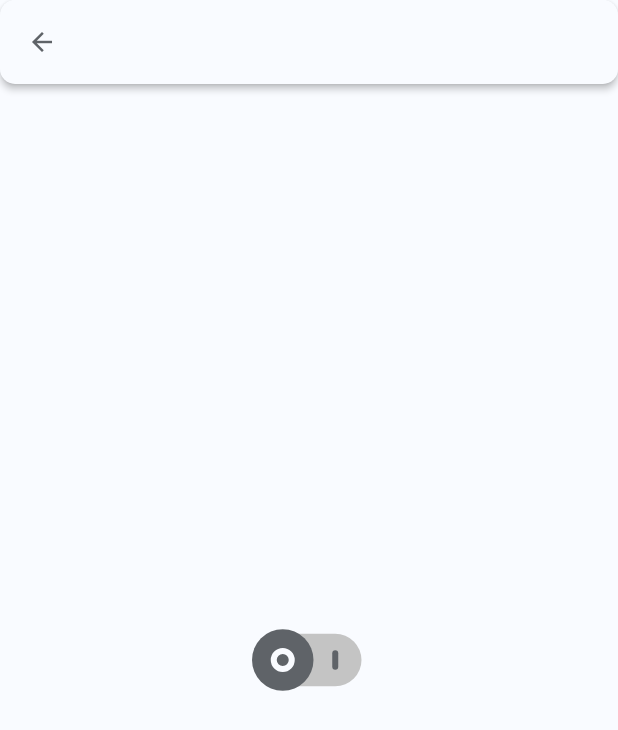
After one commit to GiacomoPignoni/flutter_ui_widgets, a Flutter app: the PopSwitchScreen screen opened by its route, on a phone screen of 412 x 824 dp. The commit adds this screen. Shown: the top 730 px of the screen. Run offline on Flutter 3.47's test engine with Material 2 defaults, Android fonts, the phone set to English and light mode, and no system bars; project files that could hold a hidden picture were left out.

Commit message:
Add 2 switch and gifs

```diff
--- a/lib/routes.dart
+++ b/lib/routes.dart
@@ -1,7 +1,11 @@
 import 'package:flutter_ui_widgets/home_screen.dart';
 import 'package:flutter_ui_widgets/widgets/line_segmented_selector/line_segmented_selector_screen.dart';
+import 'package:flutter_ui_widgets/widgets/minimalist_switch/minimalist_switch_screen.dart';
+import 'package:flutter_ui_widgets/widgets/pop_switch/pop_switch_screen.dart';
 
 final routes = {
   HomeScreen.path: (_) => const HomeScreen(),
-  LineSegmentedSelectorScreen.path: (_) => const LineSegmentedSelectorScreen()
+  LineSegmentedSelectorScreen.path: (_) => const LineSegmentedSelectorScreen(),
+  MinimalistSwitchScreen.path: (_) => const MinimalistSwitchScreen(),
+  PopSwitchScreen.path: (_) => const PopSwitchScreen()
 };
--- /dev/null
+++ b/lib/widgets/pop_switch/pop_switch.dart
@@ -0,0 +1,173 @@
+import 'dart:ui';
+import 'package:flutter/material.dart';
+
+class PopSwitch extends StatefulWidget {
+  final bool checked;
+  final void Function(bool newValue) onCheckedChange;
+
+  const PopSwitch({
+    required this.checked,
+    required this.onCheckedChange,
+    Key? key
+  }) : super(key: key);
+
+  @override
+  State<PopSwitch> createState() => _PopSwitchState();
+}
+
+class _PopSwitchState extends State<PopSwitch> with SingleTickerProviderStateMixin {
+  late final _animationController = AnimationController(
+    vsync: this,
+    duration: const Duration(milliseconds: 500),
+  );
+
+  late final _firstHalfAnimation = CurvedAnimation(
+    curve: Curves.easeInQuart,
+    reverseCurve: Curves.elasticIn,
+    parent: TweenSequence<double>([
+      TweenSequenceItem(
+        tween: Tween(begin: 0.0, end: 1.0),
+        weight: 50,
+      ),
+      TweenSequenceItem(
+        tween: ConstantTween(1),
+        weight: 50,
+      )
+    ]).animate(_animationController)
+  );
+
+  late final _secondHalfAnimation = CurvedAnimation(
+    curve: Curves.elasticOut,
+    reverseCurve: Curves.easeOutQuart,
+    parent: TweenSequence<double>([
+      TweenSequenceItem(
+        tween: ConstantTween(0),
+        weight: 50,
+      ),
+      TweenSequenceItem(
+        tween: Tween(begin: 0.0, end: 1.0),
+        weight: 50,
+      )
+    ]).animate(_animationController),
+  );
+
+  @override
+  void didUpdateWidget(PopSwitch oldWidget) {
+    if(widget.checked != oldWidget.checked) {
+      _animateToValue(widget.checked);
+    }
+
+    super.didUpdateWidget(oldWidget);
+  }
+
+  @override
+  void dispose() {
+    _animationController.dispose();
+    _firstHalfAnimation.dispose();
+    _secondHalfAnimation.dispose();
+    super.dispose();
+  }
+
+  @override
+  Widget build(BuildContext context) {
+    final theme = Theme.of(context);
+
+    return MouseRegion(
+      cursor: SystemMouseCursors.click,
+      child: GestureDetector(
+        onTap: () {
+          widget.onCheckedChange(!widget.checked);
+        },
+        child: AnimatedBuilder(
+          animation: _animationController,
+          builder: (context, child) {
+            return CustomPaint(
+              foregroundPainter: _AnimatedSwitchCustomPainter(
+                color: theme.colorScheme.primary,
+                overflow: 3,
+                onColor: theme.colorScheme.onPrimary,
+                offColor: theme.colorScheme.onSecondary,
+                firstHalfAnimProgress: _firstHalfAnimation.value,
+                secondHalfAnimProgress: _secondHalfAnimation.value,
+              ),
+              child: child
+            );
+          },
+          child: Container(
+            width: 70,
+            height: 35,
+            decoration: BoxDecoration(
+              color: theme.colorScheme.secondary,
+              borderRadius: BorderRadius.circular(20)
+            ),
+          ),
+        ),
+      ),
+    );
+  }
+
+  void _animateToValue(bool newValue) {
+    if(newValue) {
+      _animationController.forward();
+    } else {
+      _animationController.reverse();
+    }
+  }
+}
+
+class _AnimatedSwitchCustomPainter extends CustomPainter {
+  final Color color;
+  final double overflow;
+  final Color onColor;
+  final Color offColor;
+  final double firstHalfAnimProgress;
+  final double secondHalfAnimProgress;
+
+  _AnimatedSwitchCustomPainter({
+    required this.color,
+    required this.overflow,
+    required this.onColor,
+    required this.offColor,
+    required this.firstHalfAnimProgress,
+    required this.secondHalfAnimProgress
+  });
+
+  @override
+  void paint(Canvas canvas, Size size) {
+    final paint = Paint()
+      ..color = color
+      ..style = PaintingStyle.fill;
+
+    final strokePaint = Paint()
+      ..color = Colors.red
+      ..style = PaintingStyle.stroke
+      ..strokeCap = StrokeCap.round
+      ..strokeWidth = 4;
+
+    final radius = (size.width / 4);
+    final left = lerpDouble(-overflow, (radius * 2) - overflow, secondHalfAnimProgress)!;
+    final top = -overflow;
+    final right = lerpDouble((radius * 2) + overflow, size.width + overflow, firstHalfAnimProgress)!;
+    final bottom = size.height + overflow;
+
+    canvas.drawRRect(
+      RRect.fromLTRBR(
+        left,
+        top,
+        right,
+        bottom,
+        Radius.circular(radius + overflow)
+      ),
+      paint
+    );
+
+    final leftColor = Color.lerp(onColor, offColor, firstHalfAnimProgress)!;
+    final rightColor = Color.lerp(offColor, onColor, firstHalfAnimProgress)!;
+
+    canvas.drawCircle(Offset(radius, size.height / 2), 6, strokePaint..color = leftColor);
+    canvas.drawLine(Offset(size.width - radius, 13), Offset(size.width - radius, size.height - 13), strokePaint..color = rightColor);
+  }
+
+  @override
+  bool shouldRepaint(covariant CustomPainter oldDelegate) => true;
+}
--- /dev/null
+++ b/lib/widgets/pop_switch/pop_switch_screen.dart
@@ -0,0 +1,35 @@
+import 'package:flutter/material.dart';
+import 'package:flutter_ui_widgets/widgets/pop_switch/pop_switch.dart';
+
+class PopSwitchScreen extends StatefulWidget {
+  static const path = "pop_switch_screen";
+
+  const PopSwitchScreen({Key? key}) : super(key: key);
+
+  @override
+  State<PopSwitchScreen> createState() => _PopSwitchScreenState();
+}
+
+class _PopSwitchScreenState extends State<PopSwitchScreen> {
+  bool value = false;
+
+  @override
+  Widget build(BuildContext context) {
+    return Scaffold(
+      appBar: AppBar(),
+      body: Padding(
+        padding: const EdgeInsets.symmetric(horizontal: 20),
+        child: Center(
+          child: PopSwitch(
+            checked: value,
+            onCheckedChange: (newValue) {
+              setState(() {
+                value = newValue;
+              });
+            },
+          )
+        ),
+      )
+    );
+  }
+}
--- a/pubspec.yaml
+++ b/pubspec.yaml
@@ -12,6 +12,7 @@ dependencies:
     sdk: flutter
 
   cupertino_icons: ^1.0.2
+  auto_size_text: ^3.0.0
 
 dev_dependencies:
   flutter_test:
```
Also changed, not shown: lib/home_screen.dart (+25 -4 lines), lib/widgets/minimalist_switch/minimalist_switch.dart (added, +127 -0 lines), lib/widgets/minimalist_switch/minimalist_switch_screen.dart (added, +35 -0 lines), gifs/line_segmented_selector.gif (added), gifs/minimalist_switch.gif (added), gifs/pop_switch.gif (added), pubspec.lock, 2 other files.
